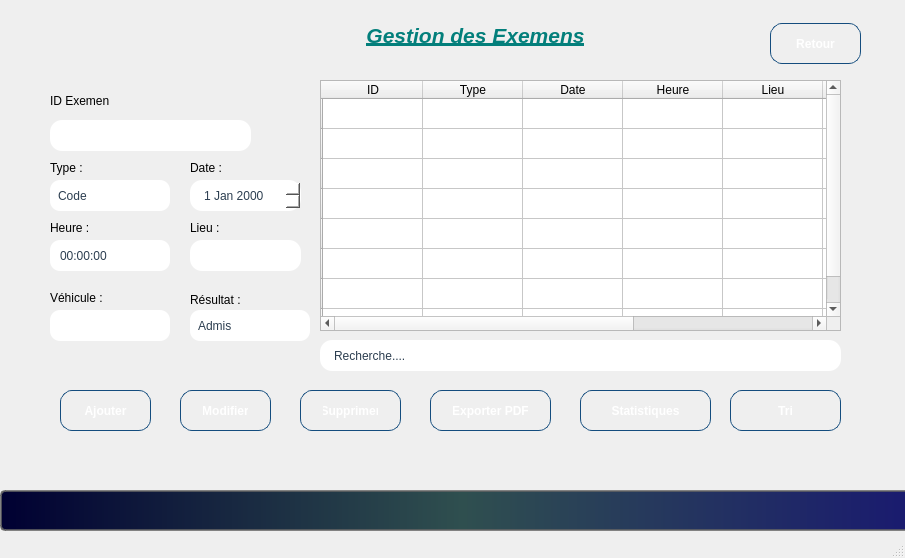
First picture: the form in examens.ui, repository ProjetCPP2A21/projetcpp-2a21-smart-driving-school, before the edit.
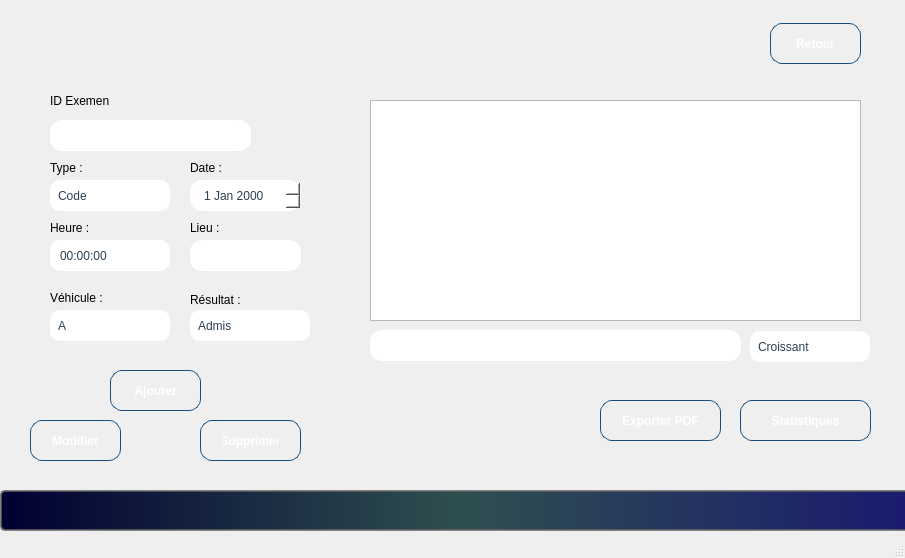
Second picture: the form after the edit. Icons and pictures are not drawn.

```diff
--- a/examens.ui
+++ b/examens.ui
@@ -13,6 +13,9 @@
   <property name="windowTitle">
    <string>examens</string>
   </property>
+  <property name="autoFillBackground">
+   <bool>false</bool>
+  </property>
   <property name="styleSheet">
    <string notr="true">
     background: qlineargradient(
@@ -232,12 +235,22 @@
     selection-color: white;
 }</string>
     </property>
+    <item>
+     <property name="text">
+      <string>A</string>
+     </property>
+    </item>
+    <item>
+     <property name="text">
+      <string>B</string>
+     </property>
+    </item>
    </widget>
    <widget class="QPushButton" name="pushButton">
     <property name="geometry">
      <rect>
-      <x>60</x>
-      <y>390</y>
+      <x>110</x>
+      <y>370</y>
       <width>91</width>
       <height>41</height>
      </rect>
@@ -272,9 +285,9 @@
    <widget class="QLineEdit" name="lineEdit_3">
     <property name="geometry">
      <rect>
-      <x>320</x>
-      <y>340</y>
-      <width>521</width>
+      <x>370</x>
+      <y>330</y>
+      <width>371</width>
       <height>31</height>
      </rect>
     </property>
@@ -295,7 +308,7 @@
 </string>
     </property>
     <property name="text">
-     <string>Recherche.... </string>
+     <string/>
     </property>
    </widget>
    <widget class="QComboBox" name="comboBox_2">
@@ -442,8 +455,8 @@
    <widget class="QPushButton" name="pushButton_5">
     <property name="geometry">
      <rect>
-      <x>580</x>
-      <y>390</y>
+      <x>740</x>
+      <y>400</y>
       <width>131</width>
       <height>41</height>
      </rect>
@@ -527,8 +540,8 @@
    <widget class="QPushButton" name="pushButton_2">
     <property name="geometry">
      <rect>
-      <x>180</x>
-      <y>390</y>
+      <x>30</x>
+      <y>420</y>
       <width>91</width>
       <height>41</height>
      </rect>
@@ -563,44 +576,8 @@
    <widget class="QPushButton" name="pushButton_6">
     <property name="geometry">
      <rect>
-      <x>730</x>
-      <y>390</y>
-      <width>111</width>
-      <height>41</height>
-     </rect>
-    </property>
-    <property name="styleSheet">
-     <string notr="true">QPushButton {
-    background: qlineargradient(x1:0, y1:0, x2:1, y2:0,
-        stop:0 #43cea2,
-        stop:1 #185a9d
-    );
-    color: white;
-    border-radius: 12px;
-    padding: 10px 22px;
-    font-weight: bold;
-    border: 1px solid #144d7e;
-}
-
-QPushButton:hover {
-    background: qlineargradient(x1:0, y1:0, x2:1, y2:0,
-        stop:0 #ff4e50,   /* rouge vif */
-        stop:0.5 #fc913a, /* orange vif */
-        stop:1 #f9d423   /* jaune lumineux */
-    );
-    border: 1px solid #e04b3f; /* bordure assortie au feu */
-}
-</string>
-    </property>
-    <property name="text">
-     <string>Tri</string>
-    </property>
-   </widget>
-   <widget class="QPushButton" name="pushButton_3">
-    <property name="geometry">
-     <rect>
-      <x>300</x>
-      <y>390</y>
+      <x>200</x>
+      <y>420</y>
       <width>101</width>
       <height>41</height>
      </rect>
@@ -690,8 +667,8 @@
    <widget class="QPushButton" name="pushButton_4">
     <property name="geometry">
      <rect>
-      <x>430</x>
-      <y>390</y>
+      <x>600</x>
+      <y>400</y>
       <width>121</width>
       <height>41</height>
      </rect>
@@ -736,43 +713,7 @@
      <string>Type :</string>
     </property>
    </widget>
-   <widget class="QLabel" name="label_10">
-    <property name="geometry">
-     <rect>
-      <x>330</x>
-      <y>10</y>
-      <width>291</width>
-      <height>51</height>
-     </rect>
-    </property>
-    <property name="styleSheet">
-     <string notr="true">QLineEdit {
-    border: 2px solid qlineargradient(x1:0, y1:0, x2:1, y2:0,
-        stop:0 #43cea2, stop:1 #185a9d);
-    border-radius: 12px;
-    padding: 6px 12px;
-    background: white;
-    color: #2c3e50;
-}
-
-QLineEdit:focus {
-    border: 2px solid qlineargradient(x1:0, y1:0, x2:1, y2:0,
-        stop:0 #ff4b1f, stop:1 #ffc837); /* style feu au focus */
-}
-</string>
-    </property>
-    <property name="text">
-     <string>&lt;!DOCTYPE HTML PUBLIC &quot;-//W3C//DTD HTML 4.0//EN&quot; &quot;http://www.w3.org/TR/REC-html40/strict.dtd&quot;&gt;
-&lt;html&gt;&lt;head&gt;&lt;meta name=&quot;qrichtext&quot; content=&quot;1&quot; /&gt;&lt;meta charset=&quot;utf-8&quot; /&gt;&lt;style type=&quot;text/css&quot;&gt;
-p, li { white-space: pre-wrap; }
-hr { height: 1px; border-width: 0; }
-li.unchecked::marker { content: &quot;\2610&quot;; }
-li.checked::marker { content: &quot;\2612&quot;; }
-&lt;/style&gt;&lt;/head&gt;&lt;body style=&quot; font-family:'Segoe UI'; font-size:9pt; font-weight:400; font-style:normal;&quot;&gt;
-&lt;p align=&quot;center&quot; style=&quot; margin-top:12px; margin-bottom:12px; margin-left:0px; margin-right:0px; -qt-block-indent:0; text-indent:0px;&quot;&gt;&lt;span style=&quot; font-size:16pt; font-weight:700; font-style:italic; text-decoration: underline; color:#037f7b;&quot;&gt;Gestion des Exemens&lt;/span&gt;&lt;/p&gt;&lt;/body&gt;&lt;/html&gt;</string>
-    </property>
-   </widget>
-   <widget class="QTimeEdit" name="timeEdit">
+   <widget class="QTimeEdit" name="timeEdit_heure">
     <property name="geometry">
      <rect>
       <x>50</x>
@@ -831,20 +772,17 @@
 }</string>
     </property>
    </widget>
-   <widget class="QTableWidget" name="tableWidget">
+   <widget class="QTableView" name="tableView_examens">
     <property name="geometry">
      <rect>
-      <x>320</x>
-      <y>80</y>
-      <width>521</width>
-      <height>251</height>
+      <x>370</x>
+      <y>100</y>
+      <width>491</width>
+      <height>221</height>
      </rect>
     </property>
-    <property name="minimumSize">
-     <size>
-      <width>521</width>
-      <height>0</height>
-     </size>
+    <property name="toolTip">
+     <string>&lt;html&gt;&lt;head/&gt;&lt;body&gt;&lt;p&gt;&lt;br/&gt;&lt;/p&gt;&lt;/body&gt;&lt;/html&gt;</string>
     </property>
     <property name="styleSheet">
      <string notr="true">/* Style global du tableau */
@@ -903,164 +841,74 @@
 
 QScrollBar::add-page:vertical, QScrollBar::sub-</string>
     </property>
-    <row>
+   </widget>
+   <widget class="QComboBox" name="comboBox_triDate">
+    <property name="geometry">
+     <rect>
+      <x>750</x>
+      <y>331</y>
+      <width>120</width>
+      <height>31</height>
+     </rect>
+    </property>
+    <property name="toolTip">
+     <string>&lt;html&gt;&lt;head/&gt;&lt;body&gt;&lt;p&gt;&lt;br/&gt;&lt;/p&gt;&lt;/body&gt;&lt;/html&gt;</string>
+    </property>
+    <property name="styleSheet">
+     <string notr="true">QComboBox {
+    border: 2px solid qlineargradient(x1:0, y1:0, x2:1, y2:0,
+        stop:0 #43cea2, stop:1 #185a9d);
+    border-radius: 10px;    /* un peu moins arrondi si tu veux */
+    padding: 4px 8px;       /* moins d'espace intérieur */
+    background: white;
+    color: #2c3e50;
+    min-width: 100px;       /* largeur minimale plus petite */
+    max-width: 150px;       /* facultatif : limite largeur */
+    height: 24px;           /* hauteur plus petite */
+}
+
+/* Drop-down (flèche) */
+QComboBox::drop-down {
+    subcontrol-origin: padding;
+    subcontrol-position: top right;
+    width: 20px;           /* réduit largeur flèche */
+    border: none;
+    background: transparent;
+}
+
+QComboBox::down-arrow {
+    width: 12px;
+    height: 12px;
+}
+
+/* Hover et focus restent inchangés */
+QComboBox:focus {
+    border: 2px solid qlineargradient(x1:0, y1:0, x2:1, y2:0,
+        stop:0 #ff4b1f, stop:1 #ffc837);
+    box-shadow: 0 0 4px rgba(255, 107, 53, 0.6);
+}
+
+QComboBox:hover {
+    border: 2px solid #43cea2;
+    box-shadow: 0 0 4px rgba(67, 206, 162, 0.6);
+}
+
+/* Menu déroulant */
+QComboBox QAbstractItemView {
+    background: white;
+    border: 1px solid #43cea2;
+    selection-background-color: #43cea2;
+    selection-color: white;
+}</string>
+    </property>
+    <item>
      <property name="text">
-      <string/>
+      <string>Croissant</string>
      </property>
-    </row>
-    <row>
-     <property name="text">
-      <string/>
-     </property>
-    </row>
-    <row>
-     <property name="text">
-      <string/>
-     </property>
-    </row>
-    <row>
-     <property name="text">
-      <string/>
-     </property>
-    </row>
-    <row>
-     <property name="text">
-      <string/>
-     </property>
-    </row>
-    <row>
-     <property name="text">
-      <string/>
-     </property>
-    </row>
-    <row>
-     <property name="text">
-      <string/>
-     </property>
-    </row>
-    <row>
-     <property name="text">
-      <string/>
-     </property>
-    </row>
-    <column>
-     <property name="text">
-      <string>ID</string>
-     </property>
-    </column>
-    <column>
-     <property name="text">
-      <string>Type</string>
-     </property>
-    </column>
-    <column>
-     <property name="text">
-      <string>Date</string>
-     </property>
-    </column>
-    <column>
-     <property name="text">
-      <string>Heure</string>
-     </property>
-    </column>
-    <column>
-     <property name="text">
-      <string>Lieu</string>
-     </property>
-    </column>
-    <column>
-     <property name="text">
-      <string>Apprenant</string>
-     </property>
-    </column>
-    <column>
-     <property name="text">
-      <string>Moniteur</string>
-     </property>
-    </column>
-    <column>
-     <property name="text">
-      <string>Résultat</string>
-     </property>
-    </column>
-    <item row="0" column="0">
-     <property name="text">
-      <string/>
-     </property>
     </item>
-    <item row="0" column="1">
+    <item>
      <property name="text">
-      <string/>
-     </property>
-    </item>
-    <item row="0" column="2">
-     <property name="text">
-      <string/>
-     </property>
-    </item>
-    <item row="0" column="3">
-     <property name="text">
-      <string/>
-     </property>
-    </item>
-    <item row="0" column="4">
-     <property name="text">
-      <string/>
-     </property>
-    </item>
-    <item row="0" column="5">
-     <property name="text">
-      <string/>
-     </property>
-    </item>
-    <item row="0" column="6">
-     <property name="text">
-      <string/>
-     </property>
-    </item>
-    <item row="0" column="7">
-     <property name="text">
-      <string/>
-     </property>
-    </item>
-    <item row="1" column="0">
-     <property name="text">
-      <string/>
-     </property>
-    </item>
-    <item row="1" column="1">
-     <property name="text">
-      <string/>
-     </property>
-    </item>
-    <item row="1" column="2">
-     <property name="text">
-      <string/>
-     </property>
-    </item>
-    <item row="1" column="3">
-     <property name="text">
-      <string/>
-     </property>
-    </item>
-    <item row="1" column="4">
-     <property name="text">
-      <string/>
-     </property>
-    </item>
-    <item row="1" column="5">
-     <property name="text">
-      <string/>
-     </property>
-    </item>
-    <item row="1" column="6">
-     <property name="text">
-      <string/>
-     </property>
-    </item>
-    <item row="1" column="7">
-     <property name="text">
-      <string/>
+      <string>Décroissant</string>
      </property>
     </item>
    </widget>
```
Left out of the diff: 20 changed lines with no effect on the pictures.
